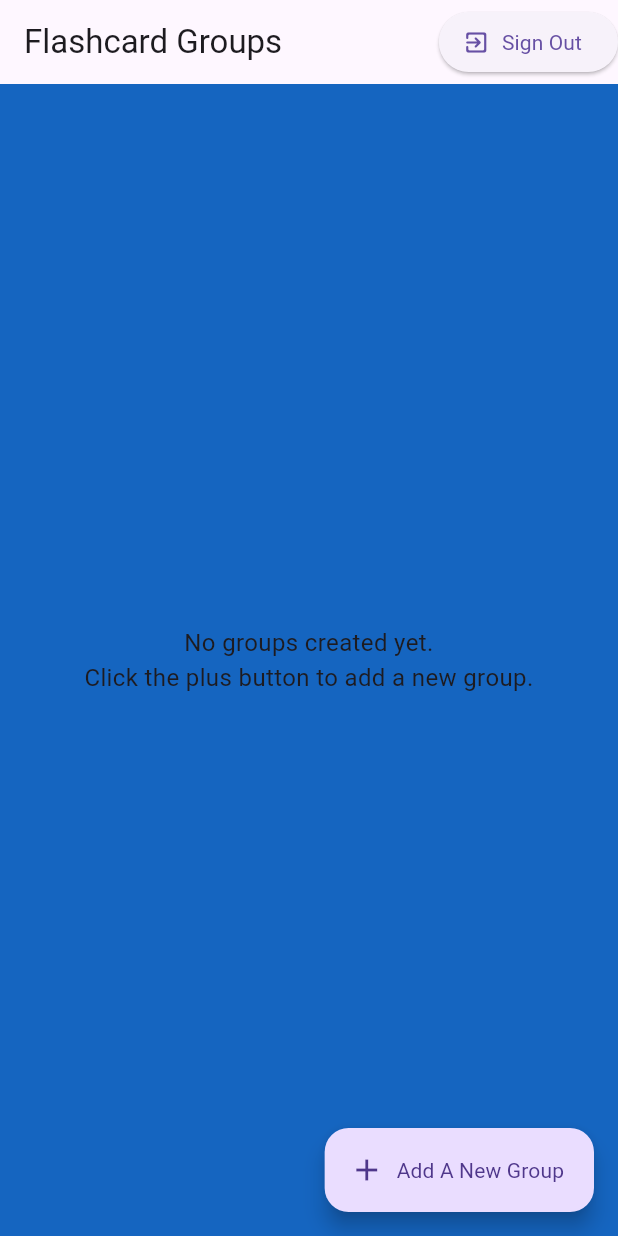
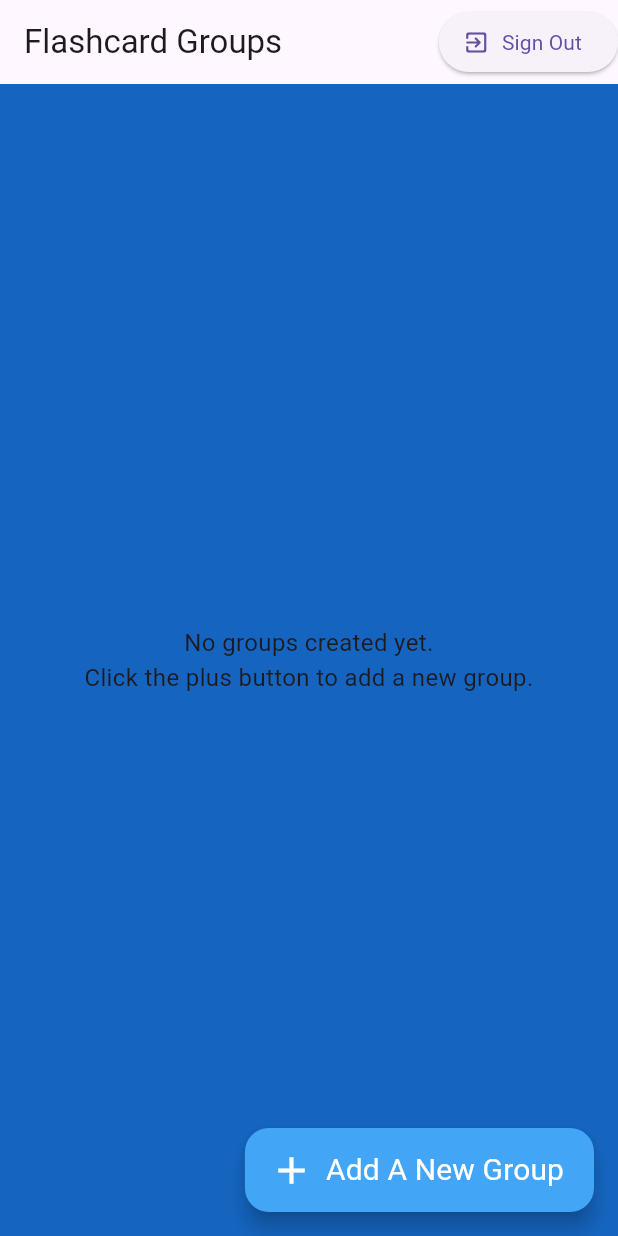
Before and after one commit to andrew5701/note_card_app, a Flutter app: the screen it shows once a user with an empty profile is signed in, on a phone screen of 412 x 824 dp. Run offline on Flutter 3.47's test engine with Material 3 defaults, Android fonts, the phone set to English and light mode, and no system bars; our stand-ins replace cloud_firestore, firebase_auth, firebase_core, flip_card, flutter_tts; accounts and stored records are empty.

Commit message:
feat: Added limit restriction

```diff
--- a/lib/components/flashcard_groups.dart
+++ b/lib/components/flashcard_groups.dart
@@ -124,7 +124,23 @@ class _FlashcardGroupState extends State<FlashcardGroup> {
               }).toList(),
             ),
       floatingActionButton: FloatingActionButton.extended(
+        backgroundColor: Colors.blue.shade400,
         onPressed: () {
+          if (groups.length == 20) {
+            showDialog(
+              context: context,
+              builder: (context) => AlertDialog(
+                title: const Text('Limit Reached'),
+                content: const Text('You cannot add more than 20 Study Sets.'),
+                actions: <Widget>[
+                  TextButton(
+                    onPressed: () => Navigator.of(context).pop(),
+                    child: Text('OK'),
+                  ),
+                ],
+              ),
+            );
+          } else {
             Navigator.push(
               context,
               MaterialPageRoute(
@@ -134,11 +150,23 @@ class _FlashcardGroupState extends State<FlashcardGroup> {
                       fetchFlashcardGroups(); // Ensure this method updates the state with new data
                     });
                   },
-              )),
+                ),
+              ),
             );
+          }
         },
-  icon: const Icon(Icons.add),
-  label: const Text('Add A New Group'),
+        icon: const Icon(
+          Icons.add,
+          color: Colors.white,
+          size: 30.0,
+        ),
+        label: const Text(
+          'Add A New Group',
+          style: TextStyle(
+            color: Colors.white,
+            fontSize: 20,
+          ),
+        ),
       ),
     );
   }
```
Lines whose indentation alone changed are shown as unchanged.
